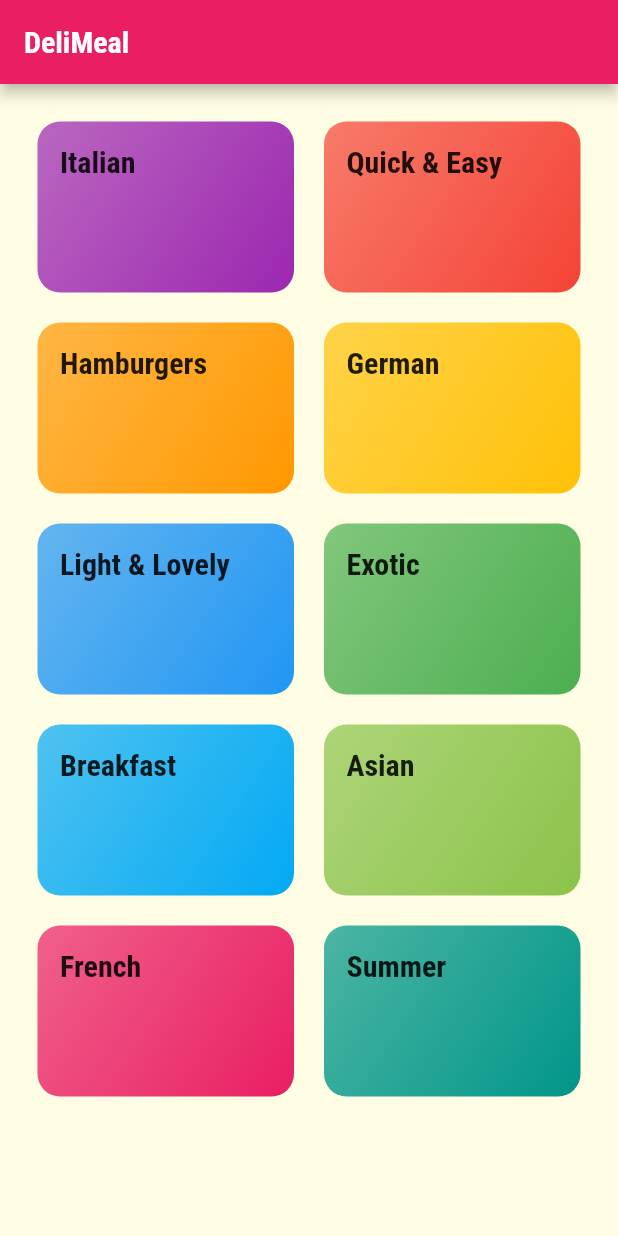
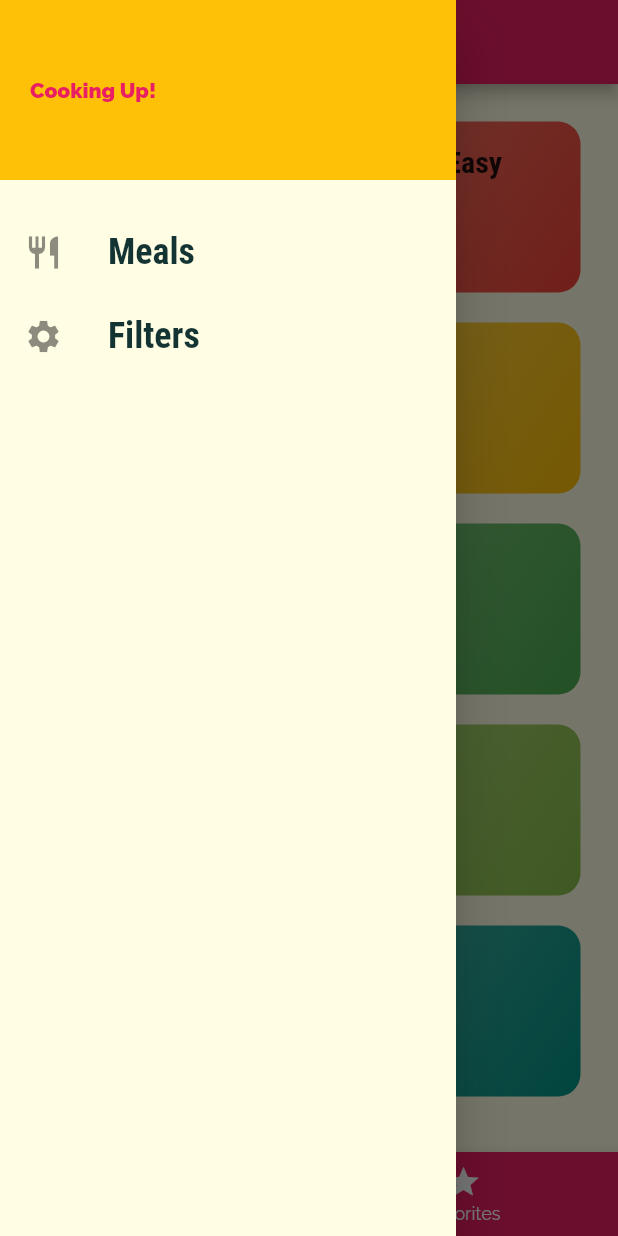
Before and after one commit to nguyenvietha/training_flutter, a Flutter app: the screen it shows after launch, with the side drawer open (before the commit the screen has no drawer), on a phone screen of 412 x 824 dp. Run offline on Flutter 3.47's test engine with Material 2 defaults, Android fonts, the phone set to English and light mode, and no system bars.

Commit message:
Sử dụng ListView, Drawer, SwitchListTile, Navigator push

```diff
--- a/MEALS APP/lib/main.dart
+++ b/MEALS APP/lib/main.dart
@@ -1,4 +1,7 @@
 import 'package:flutter/material.dart';
+import 'package:flutter_complete_guide/screens/filters_screen.dart';
+import 'package:flutter_complete_guide/screens/meal_detail_screen.dart';
+import 'package:flutter_complete_guide/screens/tabs_screen.dart';
 import './screens/category_meals_screen.dart';
 import './screens/categories_screen.dart';
 
@@ -27,9 +30,18 @@ class MyApp extends StatelessWidget {
               fontWeight: FontWeight.bold,
             )),
       ),
-      home: CategoriesScreen(),
+      // home: TabsScreen(),
       routes: {
+        '/': (context) => TabsScreen(),
         CategoryMealsScreen.routeName: (context) => CategoryMealsScreen(),
+        MealDetailScreen.routeName: (context) => MealDetailScreen(),
+        FiltersScreen.routeName: (context) => FiltersScreen(),
+      },
+      onGenerateRoute: (settings) {
+        // return MaterialPageRoute(builder: (ctx) => CategoriesScreen());
+      },
+      onUnknownRoute: (settings) {
+        return MaterialPageRoute(builder: (ctx) => CategoriesScreen());
       },
     );
   }
--- a/MEALS APP/lib/screens/categories_screen.dart
+++ b/MEALS APP/lib/screens/categories_screen.dart
@@ -6,11 +6,7 @@ import '../widgets/category_item.dart';
 class CategoriesScreen extends StatelessWidget {
   @override
   Widget build(BuildContext context) {
-    return Scaffold(
-      appBar: AppBar(
-        title: const Text('DeliMeal'),
-      ),
-      body: GridView(
+    return GridView(
       padding: const EdgeInsets.all(25),
       children: DUMMY_CATEGORIES
           .map(
@@ -27,7 +23,6 @@ class CategoriesScreen extends StatelessWidget {
         crossAxisSpacing: 20,
         mainAxisSpacing: 20,
       ),
-      ),
     );
   }
 }
--- /dev/null
+++ b/MEALS APP/lib/screens/tabs_screen.dart
@@ -0,0 +1,89 @@
+import 'package:flutter/material.dart';
+import 'package:flutter_complete_guide/widgets/main_drawer.dart';
+
+import './favorites_screen.dart';
+import './categories_screen.dart';
+
+class TabsScreen extends StatefulWidget {
+  @override
+  _TabsScreenState createState() => _TabsScreenState();
+}
+
+class _TabsScreenState extends State<TabsScreen> {
+  final List<Map<String, Object>> _pages = [
+    {
+      'page': CategoriesScreen(),
+      'title': 'Categories',
+    },
+    {
+      'page': FavoritesScreen(),
+      'title': 'Your Favorite',
+    },
+  ];
+  int _selectedPageIndex = 0;
+
+  void _selectPage(int index) {
+    setState(() {
+      _selectedPageIndex = index;
+    });
+  }
+
+  @override
+  Widget build(BuildContext context) {
+    // return DefaultTabController(
+    //   length: 2,
+    //   initialIndex: 0,
+    //   child: Scaffold(
+    //     appBar: AppBar(
+    //       title: Text('Meals'),
+    //       bottom: TabBar(
+    //         tabs: <Widget>[
+    //           Tab(
+    //             icon: Icon(Icons.category),
+    //             text: 'Categories',
+    //           ),
+    //           Tab(
+    //             icon: Icon(Icons.star),
+    //             text: 'Favorites',
+    //           ),
+    //         ],
+    //       ),
+    //     ),
+    //     body: TabBarView(
+    //       children: [
+    //         CategoriesScreen(),
+    //         FavoritesScreen(),
+    //       ],
+    //     ),
+    //   ),
+    // );
+
+    return Scaffold(
+      appBar: AppBar(
+        title: Text(_pages[_selectedPageIndex]['title']),
+      ),
+      drawer: MainDrawer(),
+      body: _pages[_selectedPageIndex]['page'],
+      bottomNavigationBar: BottomNavigationBar(
+        onTap: _selectPage,
+        backgroundColor: Theme.of(context).primaryColor,
+        unselectedItemColor: Colors.white,
+        selectedItemColor: Theme.of(context).accentColor,
+        currentIndex: _selectedPageIndex,
+        // type: BottomNavigationBarType.fixed,
+        items: [
+          BottomNavigationBarItem(
+            backgroundColor: Theme.of(context).primaryColor,
+            icon: Icon(Icons.category),
+            label: 'Categories',
+          ),
+          BottomNavigationBarItem(
+            backgroundColor: Theme.of(context).primaryColor,
+            icon: Icon(Icons.star),
+            label: 'Favorites',
+          ),
+        ],
+      ),
+    );
+  }
+}
--- /dev/null
+++ b/MEALS APP/lib/widgets/main_drawer.dart
@@ -0,0 +1,60 @@
+import 'package:flutter/material.dart';
+import 'package:flutter_complete_guide/screens/filters_screen.dart';
+
+class MainDrawer extends StatelessWidget {
+  Widget buildListTitle(String title, IconData icon, Function tapHandler) {
+    return ListTile(
+      leading: Icon(
+        icon,
+        size: 26,
+      ),
+      title: Text(
+        title,
+        style: TextStyle(
+          fontFamily: 'RobotoCondensed',
+          fontSize: 24,
+          fontWeight: FontWeight.bold,
+        ),
+      ),
+      onTap: tapHandler,
+    );
+  }
+
+  @override
+  Widget build(BuildContext context) {
+    return Drawer(
+      child: Column(children: <Widget>[
+        Container(
+          height: 120,
+          width: double.infinity,
+          padding: EdgeInsets.all(20),
+          alignment: Alignment.centerLeft,
+          color: Theme.of(context).accentColor,
+          child: Text(
+            'Cooking Up!',
+            style: TextStyle(
+                fontWeight: FontWeight.w900,
+                color: Theme.of(context).primaryColor),
+          ),
+        ),
+        SizedBox(
+          height: 20,
+        ),
+        buildListTitle(
+          'Meals',
+          Icons.restaurant,
+          () {
+            Navigator.of(context).pushReplacementNamed('/');
+          },
+        ),
+        buildListTitle(
+          'Filters',
+          Icons.settings,
+          () {
+            Navigator.of(context).pushReplacementNamed(FiltersScreen.routeName);
+          },
+        )
+      ]),
+    );
+  }
+}
```
Also changed, not shown: MEALS APP/lib/screens/category_meals_screen.dart (+41 -14 lines), MEALS APP/lib/screens/favorites_screen.dart (added, +10 -0 lines), MEALS APP/lib/screens/filters_screen.dart (added, +91 -0 lines), MEALS APP/lib/screens/meal_detail_screen.dart (added, +99 -0 lines), MEALS APP/lib/widgets/meal_item.dart (+109 -3 lines). Lines whose indentation alone changed are shown as unchanged.
